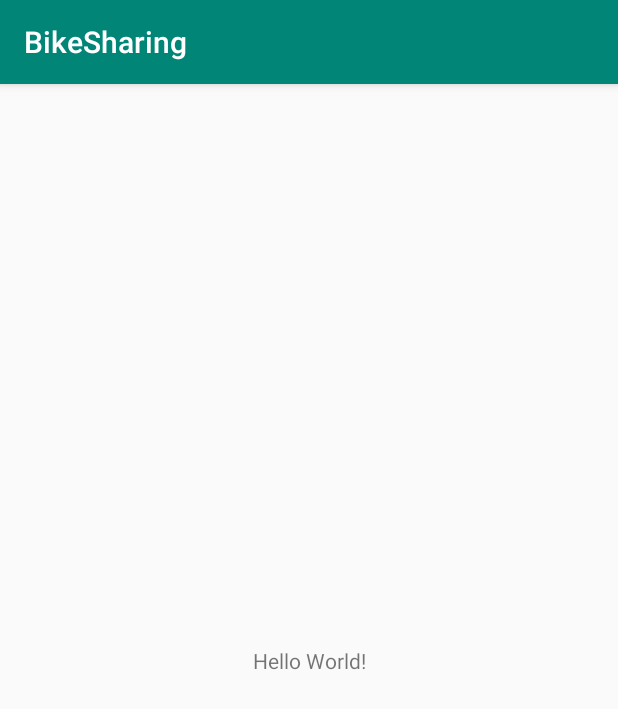
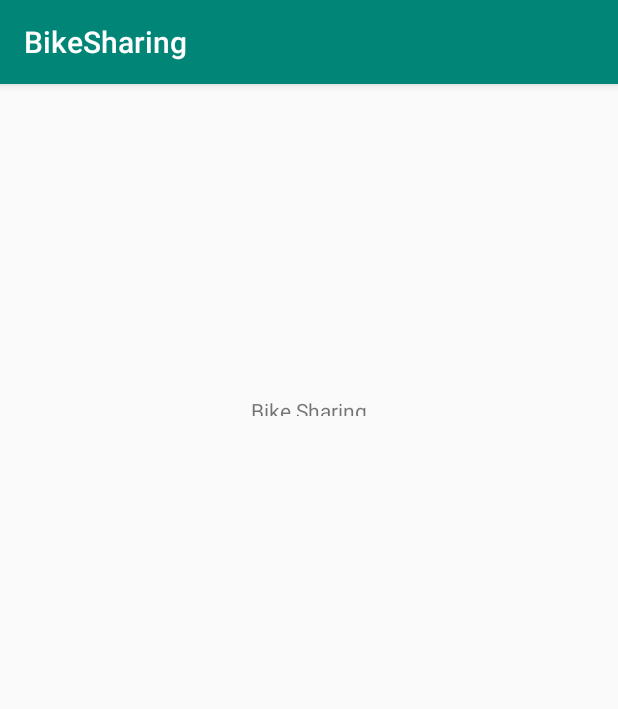
Before and after one commit to Qastel/BikeSharing, an Android app: the screen it shows after launch (MainActivity), on a phone screen of 412 x 824 dp. Shown: the top 709 px of the screen. Run offline under Robolectric (Android 15) with nearby library versions, the phone set to English and light mode, and no system bars.

Commit message:
first commit

```diff
--- a/app/src/main/res/layout/activity_main.xml
+++ b/app/src/main/res/layout/activity_main.xml
@@ -8,11 +8,12 @@
 
     <TextView
         android:layout_width="wrap_content"
-        android:layout_height="wrap_content"
-        android:text="Hello World!"
+        android:layout_height="13dp"
+        android:text="Bike Sharing"
         app:layout_constraintBottom_toBottomOf="parent"
         app:layout_constraintLeft_toLeftOf="parent"
         app:layout_constraintRight_toRightOf="parent"
-        app:layout_constraintTop_toTopOf="parent" />
+        app:layout_constraintTop_toTopOf="parent"
+        app:layout_constraintVertical_bias="0.276" />
 
 </android.support.constraint.ConstraintLayout>
```
